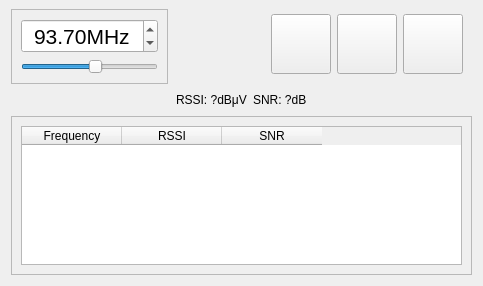
First picture: the form in software/dfmtgui/deviceform.ui, repository FoxVK/DFMT, before the edit.
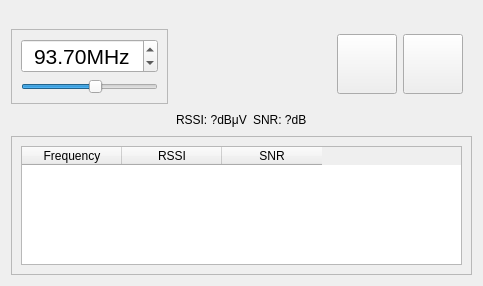
Second picture: the form after the edit. Icons and pictures are not drawn.

The edit to the form file:
```diff
--- a/software/dfmtgui/deviceform.ui
+++ b/software/dfmtgui/deviceform.ui
@@ -17,6 +17,22 @@
    <property name="topMargin">
     <number>9</number>
    </property>
+   <item>
+    <widget class="QLabel" name="rtLabel">
+     <property name="text">
+      <string/>
+     </property>
+     <property name="textFormat">
+      <enum>Qt::PlainText</enum>
+     </property>
+     <property name="alignment">
+      <set>Qt::AlignCenter</set>
+     </property>
+     <property name="wordWrap">
+      <bool>true</bool>
+     </property>
+    </widget>
+   </item>
    <item>
     <layout class="QHBoxLayout" name="horizontalLayout_2">
      <item>
@@ -122,35 +138,6 @@
           </property>
          </widget>
         </item>
-        <item>
-         <widget class="QPushButton" name="playButton">
-          <property name="sizePolicy">
-           <sizepolicy hsizetype="Minimum" vsizetype="Fixed">
-            <horstretch>0</horstretch>
-            <verstretch>0</verstretch>
-           </sizepolicy>
-          </property>
-          <property name="minimumSize">
-           <size>
-            <width>60</width>
-            <height>60</height>
-           </size>
-          </property>
-          <property name="text">
-           <string/>
-          </property>
-          <property name="icon">
-           <iconset resource="icons.qrc">
-            <normaloff>:/buttons/icons/media-playback-start.svg</normaloff>:/buttons/icons/media-playback-start.svg</iconset>
-          </property>
-          <property name="iconSize">
-           <size>
-            <width>32</width>
-            <height>32</height>
-           </size>
-          </property>
-         </widget>
-        </item>
         <item>
          <widget class="QPushButton" name="seekForwardButton">
           <property name="sizePolicy">
```
